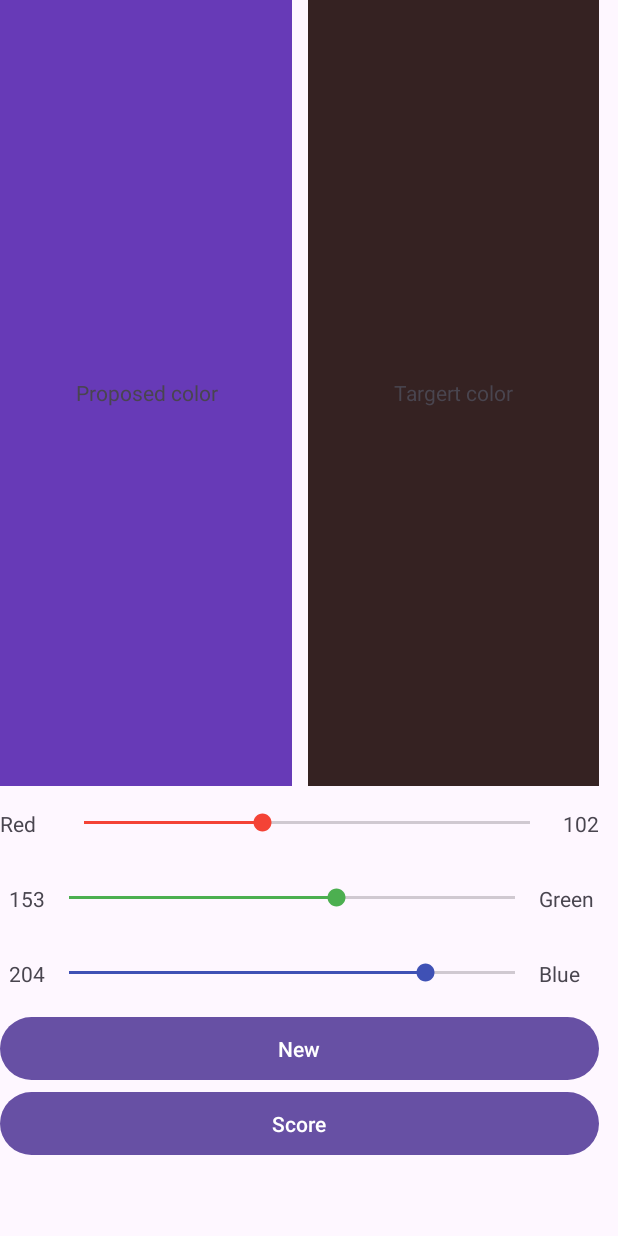
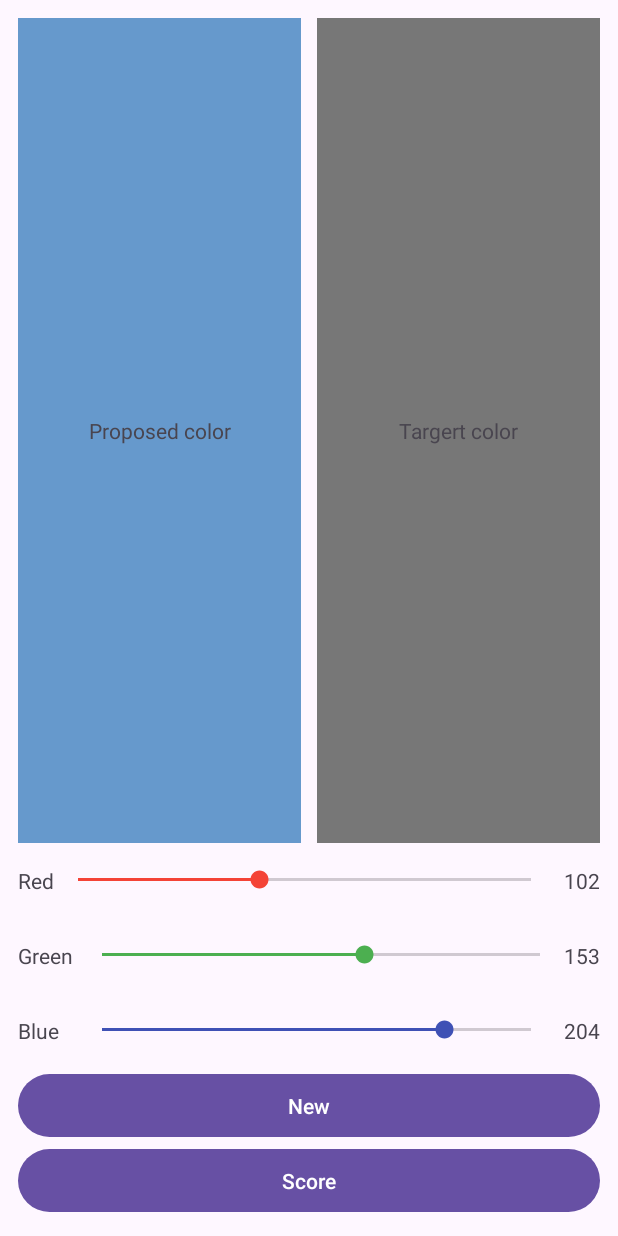
Before and after one commit to THE-FABI7/android-app, an Android app: the screen it shows after launch (MainActivity), on a phone screen of 412 x 824 dp. Run offline under Robolectric (Android 15) with nearby library versions, the phone set to English and light mode, and no system bars.

Commit message:
implementacion de la clase de colorsGame

```diff
--- a/app/src/main/res/layout/activity_main.xml
+++ b/app/src/main/res/layout/activity_main.xml
@@ -7,11 +7,17 @@
     tools:context=".MainActivity">
 
     <LinearLayout
-        android:layout_width="399dp"
-        android:layout_height="774dp"
+        android:layout_width="0dp"
+        android:layout_height="0dp"
+        android:layout_marginStart="12dp"
+        android:layout_marginTop="12dp"
+        android:layout_marginEnd="12dp"
+        android:layout_marginBottom="12dp"
         android:orientation="vertical"
-        tools:layout_editor_absoluteX="7dp"
-        tools:layout_editor_absoluteY="-46dp">
+        app:layout_constraintBottom_toBottomOf="parent"
+        app:layout_constraintEnd_toEndOf="parent"
+        app:layout_constraintStart_toStartOf="parent"
+        app:layout_constraintTop_toTopOf="parent">
 
         <LinearLayout
             android:layout_width="match_parent"
@@ -25,7 +31,7 @@
                 android:layout_height="match_parent"
                 android:layout_marginEnd="5dp"
                 android:layout_weight="1"
-                android:background="#673AB7"
+                android:background="#6699cc"
                 android:gravity="center"
                 android:text="@string/Proposed_color" />
 
@@ -35,7 +41,7 @@
                 android:layout_height="match_parent"
                 android:layout_marginStart="5dp"
                 android:layout_weight="1"
-                android:background="#352222"
+                android:background="#777"
                 android:gravity="center"
                 android:text="@string/Targert_color" />
         </LinearLayout>
@@ -48,7 +54,7 @@
 
             <TextView
                 android:id="@+id/lblRedTittle"
-                android:layout_width="40dp"
+                android:layout_width="wrap_content"
                 android:layout_height="match_parent"
                 android:layout_weight="0"
                 android:gravity="center|start"
@@ -56,7 +62,7 @@
 
             <SeekBar
                 android:id="@+id/sbrRed"
-                android:layout_width="match_parent"
+                android:layout_width="305dp"
                 android:layout_height="match_parent"
                 android:layout_weight="1"
                 android:max="255"
@@ -81,12 +87,12 @@
             android:orientation="horizontal">
 
             <TextView
-                android:id="@+id/lblGreenValue"
-                android:layout_width="30dp"
+                android:id="@+id/lblGreenTittle"
+                android:layout_width="40dp"
                 android:layout_height="match_parent"
                 android:layout_weight="0"
-                android:gravity="center|end"
-                android:text="153" />
+                android:gravity="center|start"
+                android:text="@string/Green" />
 
             <SeekBar
                 android:id="@+id/sbrGreen"
@@ -99,12 +105,13 @@
                 android:thumbTint="#4CAF50" />
 
             <TextView
-                android:id="@+id/lblGreenTittle"
-                android:layout_width="40dp"
+                android:id="@+id/lblGreenValue"
+                android:layout_width="wrap_content"
                 android:layout_height="match_parent"
                 android:layout_weight="0"
-                android:gravity="center|start"
-                android:text="@string/Green" />
+                android:gravity="center|end"
+                android:text="153" />
+
         </LinearLayout>
 
         <LinearLayout
@@ -114,12 +121,12 @@
             android:orientation="horizontal">
 
             <TextView
-                android:id="@+id/lblBlueValue"
-                android:layout_width="30dp"
+                android:id="@+id/lblBlueTittle"
+                android:layout_width="40dp"
                 android:layout_height="match_parent"
                 android:layout_weight="0"
-                android:gravity="center|end"
-                android:text="204" />
+                android:gravity="center|start"
+                android:text="@string/Blue" />
 
             <SeekBar
                 android:id="@+id/sbrBlue"
@@ -132,12 +139,13 @@
                 android:thumbTint="#3F51B5" />
 
             <TextView
-                android:id="@+id/lblBlueTittle"
-                android:layout_width="40dp"
+                android:id="@+id/lblBlueValue"
+                android:layout_width="30dp"
                 android:layout_height="match_parent"
                 android:layout_weight="0"
-                android:gravity="center|start"
-                android:text="@string/Blue" />
+                android:gravity="center|end"
+                android:text="204" />
+
         </LinearLayout>
 
         <LinearLayout
```
Also changed, not shown: app/src/main/java/com/example/colors/ColorsGame.java (added, +170 -0 lines).
